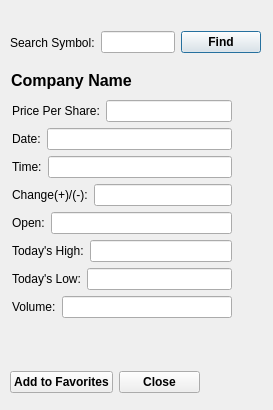
The window that stocksearch.ui (ckhajavi/VDMS_FOR_REAL_THO) describes before a commit, drawn with Qt 5.
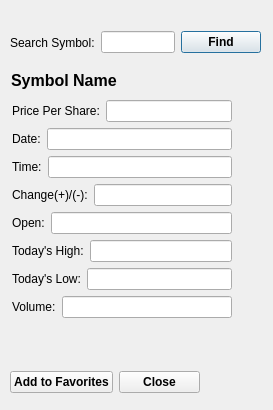
The same window after the commit.

```diff
--- a/stocksearch.ui
+++ b/stocksearch.ui
@@ -73,7 +73,7 @@
     </font>
    </property>
    <property name="text">
-    <string>Company Name</string>
+    <string>Symbol Name</string>
    </property>
   </widget>
   <widget class="QWidget" name="layoutWidget">
@@ -114,7 +114,7 @@
     </item>
    </layout>
   </widget>
-  <widget class="QWidget" name="">
+  <widget class="QWidget" name="layoutWidget">
    <property name="geometry">
     <rect>
      <x>12</x>
```
Left out of the diff: 2 changed lines with no effect on the pictures.
